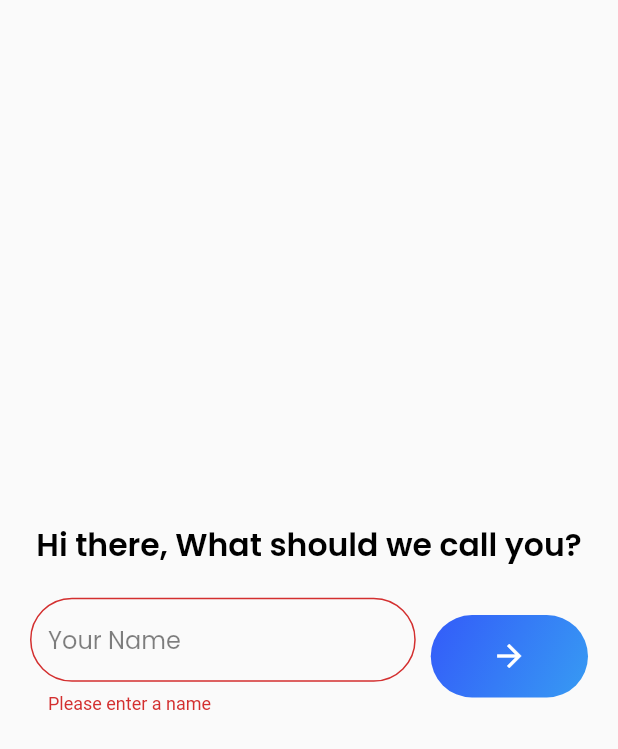
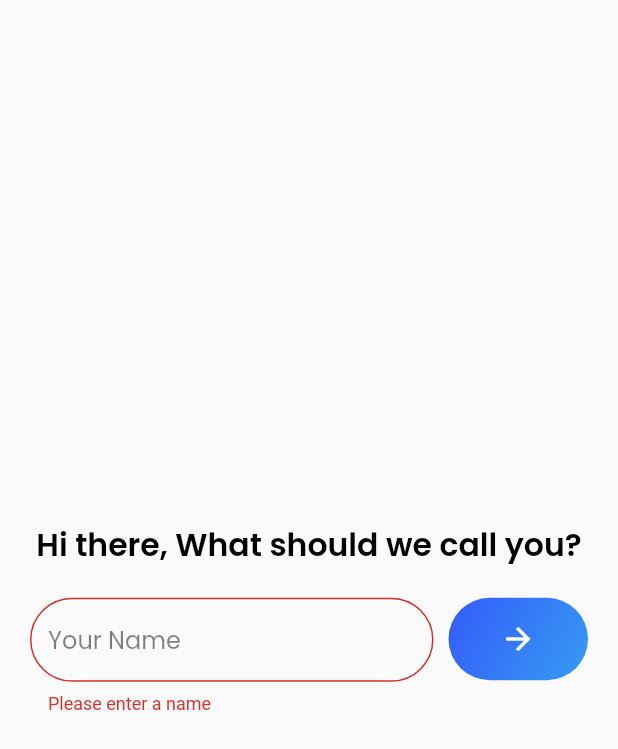
Before and after one commit to archrave/Tic-Tac-Toe-App, a Flutter app: the screen it shows after launch, after a tap on the "arrow forward" icon, on a phone screen of 412 x 824 dp. Shown: the top 749 px of the screen. Run offline on Flutter 3.47's test engine with Material 2 defaults, Android fonts, the phone set to English and light mode, and no system bars; our stand-ins replace google_fonts, shared_preferences.

Commit message:
Applied sharedPrefs for keeping name stored

```diff
--- a/lib/main.dart
+++ b/lib/main.dart
@@ -1,5 +1,8 @@
+import 'dart:developer';
+
 import 'package:flutter/material.dart';
 import 'package:google_fonts/google_fonts.dart';
+import 'package:shared_preferences/shared_preferences.dart';
 import './screens/game_screen.dart';
 import './screens/welcome_screen.dart';
 import './screens/name_screen.dart';
@@ -10,6 +13,18 @@ void main() {
 
 class MyApp extends StatelessWidget {
   const MyApp({Key? key}) : super(key: key);
+
+  // To check whether the user has previously entered their name or not
+  Future<String?> _checkNameStorage() async {
+    final prefs = await SharedPreferences.getInstance();
+
+    if (prefs.getString('player_name') != null) {
+      log('\nWe have this name: ${prefs.getString('player_name')}');
+      return prefs.getString('player_name');
+    } else {
+      return null;
+    }
+  }
 
   // This widget is the root of your application.
   @override
@@ -40,12 +55,26 @@ class MyApp extends StatelessWidget {
         ),
       ),
       routes: {
-        NameScreen.routeName: (ctx) => NameScreen(),
-        WelcomeScreen.routeName: (ctx) => WelcomeScreen(),
-        GameScreen.routeName: (ctx) => GameScreen(),
+        '/': (ctx) => FutureBuilder<String?>(
+            future: _checkNameStorage(),
+            builder: (ctx, snapshot) {
+              if (snapshot.connectionState != ConnectionState.waiting) {
+                if (snapshot.hasData && snapshot.data != null) {
+                  return WelcomeScreen(playerName: snapshot.data);
+                } else {
+                  return NameScreen();
+                }
+              } else {
+                return const Scaffold(body: SizedBox());
+              }
+            }),
+
+        // NameScreen.routeName: (ctx) => NameScreen(),
+        // WelcomeScreen.routeName: (ctx) => WelcomeScreen(),
+        GameScreen.routeName: (ctx) => const GameScreen(),
       },
       debugShowCheckedModeBanner: false,
-      home: NameScreen(),
+      // home: NameScreen(),
     );
   }
 }
--- a/lib/screens/name_screen.dart
+++ b/lib/screens/name_screen.dart
@@ -1,4 +1,7 @@
+import 'dart:developer';
+
 import 'package:flutter/material.dart';
+import 'package:shared_preferences/shared_preferences.dart';
 import '/screens/welcome_screen.dart';
 import '../widgets/helper_widgets.dart';
 
@@ -10,14 +13,26 @@ class NameScreen extends StatefulWidget {
 }
 
 class _NameScreenState extends State<NameScreen> {
+  String _playerName = '';
+
   final TextEditingController? _nameController = TextEditingController();
   final _nameFormKey = GlobalKey<FormState>();
-  void _submitName() {
+
+  void _submitName() async {
     if (!_nameFormKey.currentState!.validate()) {
       return;
     }
-    Navigator.of(context).pushReplacementNamed(WelcomeScreen.routeName,
-        arguments: _nameController!.text);
+    _playerName = _nameController!.text;
+    var _sharedprefs = await SharedPreferences.getInstance();
+    _sharedprefs.setString('player_name', _playerName);
+    log('hi just before navigator');
+    Navigator.of(context).pushReplacement(
+      MaterialPageRoute(
+        builder: (BuildContext ctx) => WelcomeScreen(
+          playerName: _playerName,
+        ),
+      ),
+    );
   }
 
   @override
@@ -41,9 +56,12 @@ class _NameScreenState extends State<NameScreen> {
           ),
           Container(
             padding: const EdgeInsets.symmetric(horizontal: 20.0, vertical: 10),
+            constraints: const BoxConstraints(maxWidth: 500),
             child: Row(
+              crossAxisAlignment: CrossAxisAlignment.start,
               children: [
                 Expanded(
+                  flex: 3,
                   child: Padding(
                     padding: const EdgeInsets.only(right: 10.0),
                     child: Form(
@@ -79,12 +97,19 @@ class _NameScreenState extends State<NameScreen> {
                     ),
                   ),
                 ),
-                CustomButton(
-                    width: 100 / 393 * _deviceWidth,
-                    height: 55,
-                    borderRadius: 50,
-                    child: const Icon(Icons.arrow_forward),
-                    onPressed: _submitName),
+                Expanded(
+                  flex: 1,
+                  child: Align(
+                    alignment: Alignment.bottomRight,
+                    child: CustomButton(
+                      width: 100 / 393 * _deviceWidth,
+                      height: 55,
+                      borderRadius: 50,
+                      child: const Icon(Icons.arrow_forward),
+                      onPressed: _submitName,
+                    ),
+                  ),
+                ),
               ],
             ),
           ),
--- a/lib/screens/welcome_screen.dart
+++ b/lib/screens/welcome_screen.dart
@@ -5,17 +5,24 @@ import '../widgets/helper_widgets.dart';
 
 class WelcomeScreen extends StatefulWidget {
   static const routeName = '/welcome-screen';
+
+  const WelcomeScreen({
+    required this.playerName,
+  });
+
+  final String? playerName;
+
   @override
   _WelcomeScreenState createState() => _WelcomeScreenState();
 }
 
 class _WelcomeScreenState extends State<WelcomeScreen> {
-  String playerName = '';
-  @override
-  void didChangeDependencies() {
-    super.didChangeDependencies();
-    playerName = ModalRoute.of(context)!.settings.arguments as String;
-  }
+  // String widget.playerName = '';
+  // @override
+  // void didChangeDependencies() {
+  //   super.didChangeDependencies();
+  //   widget.playerName = ModalRoute.of(context)!.settings.arguments as String;
+  // }
 
   @override
   Widget build(BuildContext context) {
@@ -47,8 +54,8 @@ class _WelcomeScreenState extends State<WelcomeScreen> {
                     .copyWith(color: Colors.white),
               ),
               onPressed: () {
-                Navigator.of(context)
-                    .pushNamed(GameScreen.routeName, arguments: playerName);
+                Navigator.of(context).pushNamed(GameScreen.routeName,
+                    arguments: widget.playerName);
               }),
         ],
       ),
--- a/pubspec.yaml
+++ b/pubspec.yaml
@@ -30,6 +30,7 @@ dependencies:
   flutter:
     sdk: flutter
   google_fonts: ^2.2.0
+  shared_preferences: ^2.0.12
 
   # The following adds the Cupertino Icons font to your application.
   # Use with the CupertinoIcons class for iOS style icons.
```
Also changed, not shown: pubspec.lock.
